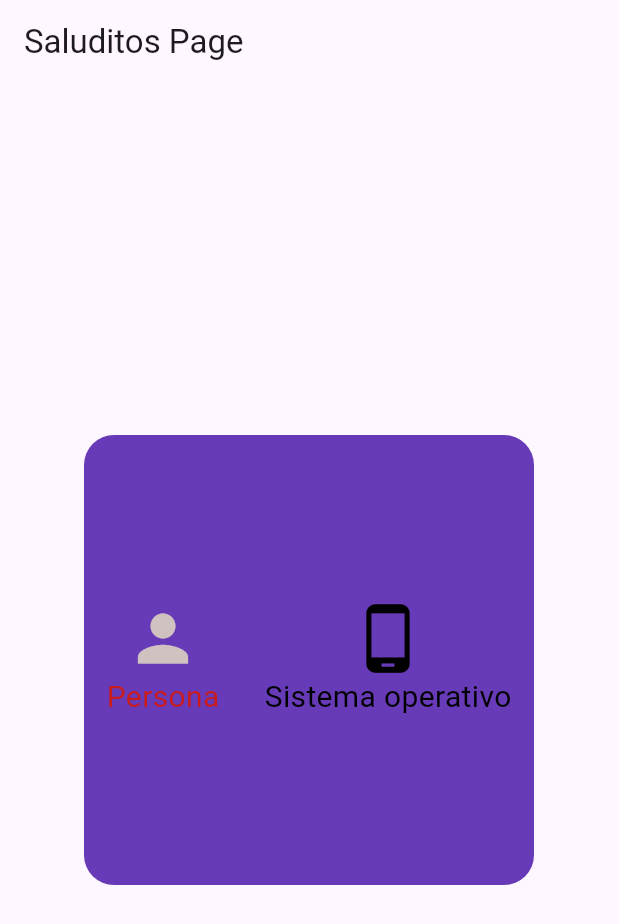
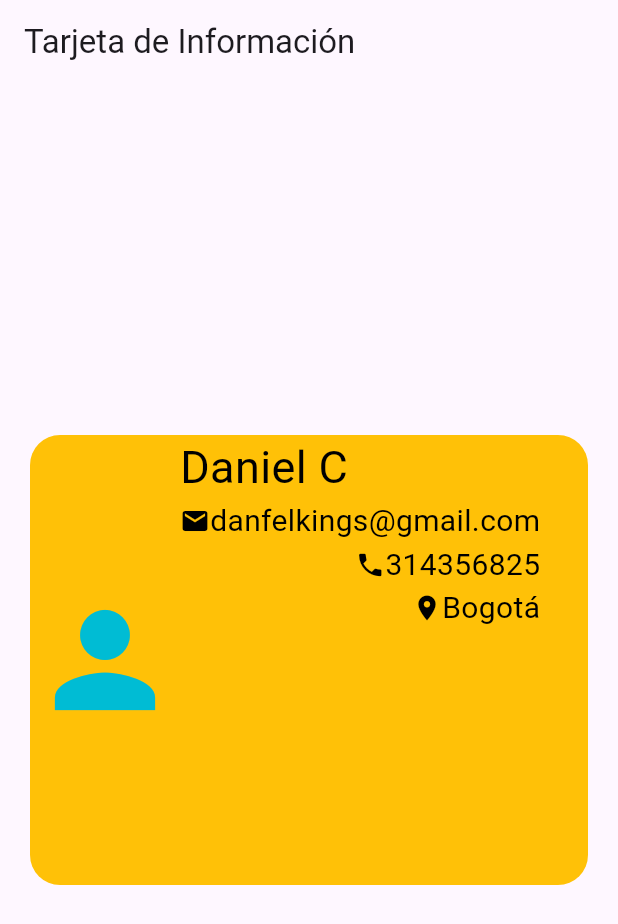
Before and after one commit to Danfel369/Flutter1, a Flutter app: the screen it shows after launch, on a phone screen of 412 x 824 dp. Shown: the top 924 px of the screen. Run offline on Flutter 3.47's test engine with Material 3 defaults, Android fonts, the light colour scheme and no system bars.

Commit message:
Se edita plantilla anterior para crear tarjeta de presentación

```diff
--- a/lib/principal.dart
+++ b/lib/principal.dart
@@ -11,24 +11,22 @@ class MiBombo extends StatelessWidget {
       theme: ThemeData(colorScheme: ColorScheme.fromSeed(seedColor: Colors.deepPurple)),
       home: Scaffold(
         appBar: AppBar(
-          title: const Text('Saluditos Page'),
+          title: const Text('Tarjeta de Información'),
       ),
       body: Center(
         child: Container(
-          width: 300,
+          width: 500,
           height: 300,
 
           //espacio del contenedor
           margin: const EdgeInsets.all(20),
 
           decoration: BoxDecoration(
-            color: Colors.deepPurple.shade500,
+            color: Colors.amber,
             borderRadius: BorderRadius.circular(20),
           ),
 
         child: Row(
-
-          mainAxisAlignment: MainAxisAlignment.spaceAround,
 
           children: [
             Column(
@@ -39,36 +37,87 @@ class MiBombo extends StatelessWidget {
                 //hijo 1
                 Icon(
                   Icons.person,
-                  color: const Color.fromARGB(255, 209, 194, 194),
-                  size: 50,
+                  color: Colors.cyan,
+                  size: 100,
                 ),
                 //hijo 2
+              ],
+            ),
+            //hijo 2 de row
+            Column(
+              //centrar elementos de la columna
+
+              crossAxisAlignment: CrossAxisAlignment.start,
+              children: [
+                //Fila hija
                 Text(
-                  'Persona',
+                  'Daniel C',
                   style: TextStyle(
-                    color: const Color.fromARGB(255, 201, 27, 27),
+                    color: Colors.black,
+                    fontSize: 30,
+                  ),
+                ),
+                Row(
+                  //hijos contenedor
+                  children: [
+                    Column(
+                      crossAxisAlignment: CrossAxisAlignment.end,
+                      //hijos de esta columna
+                      children: [
+                        Row(
+                          //hijos de esta fila
+                          children: [
+                            Icon(
+                              Icons.email,
+                              color:  Colors.black,
+                              size:20,
+                            ),
+                            Text(
+                              'danfelkings@gmail.com',
+                              style: TextStyle(
+                                color: Colors.black,
                                 fontSize: 20,
                               ),
                             )
                           ],
                         ),
-            //hijo 2 de row
-            Column(
-              //centrar elementos de la columna
-              mainAxisAlignment: MainAxisAlignment.center,
+                        Row(
                           children: [
                             Icon(
-                  Icons.phone_android,
+                              Icons.phone,
                               color: Colors.black,
-                  size: 50,
+                              size: 20,
                             ),
                             Text(
-                  'Sistema operativo',
+                              '314356825',
+                              style: TextStyle(
+                                color: Colors.black,
+                                fontSize: 20,
+                              ),
+                            ),
+                          ],
+                        ),
+                        Row(
+                          children: [
+                            Icon(
+                              Icons.location_on,
+                              color: Colors.black,
+                              size: 20,
+                            ),
+                            Text(
+                              'Bogotá',
                               style: TextStyle(
                                 color: Colors.black,
                                 fontSize: 20,
                               ),
                             )
+                          ],
+                        )
+                      ]
+                    )
+                  ],
+                ),
+
               ]
             ),
           ],
```
Lines whose indentation alone changed are shown as unchanged.
